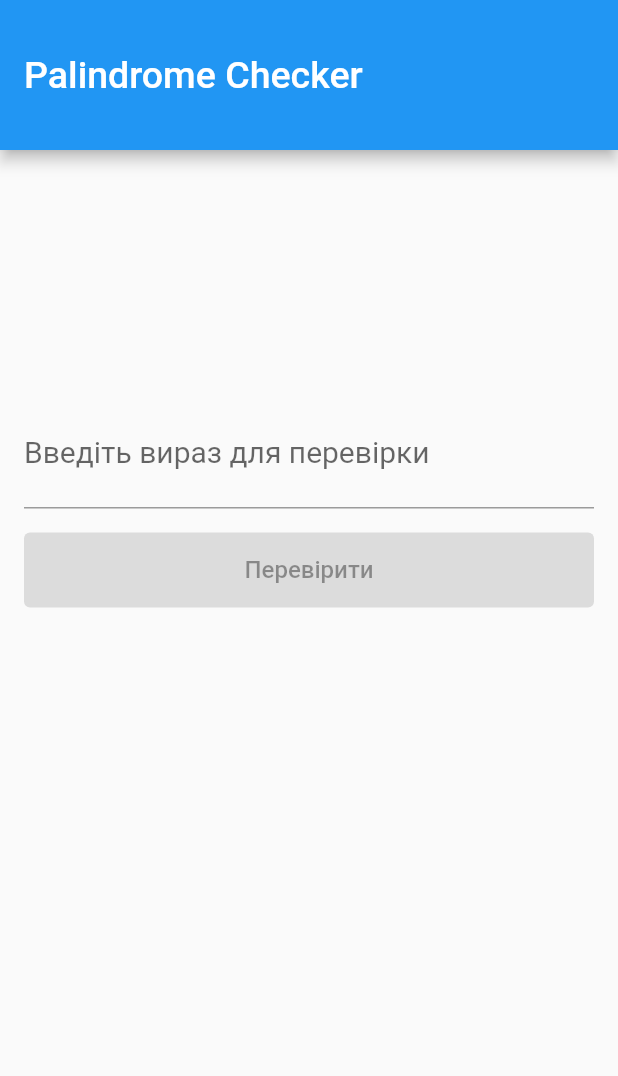
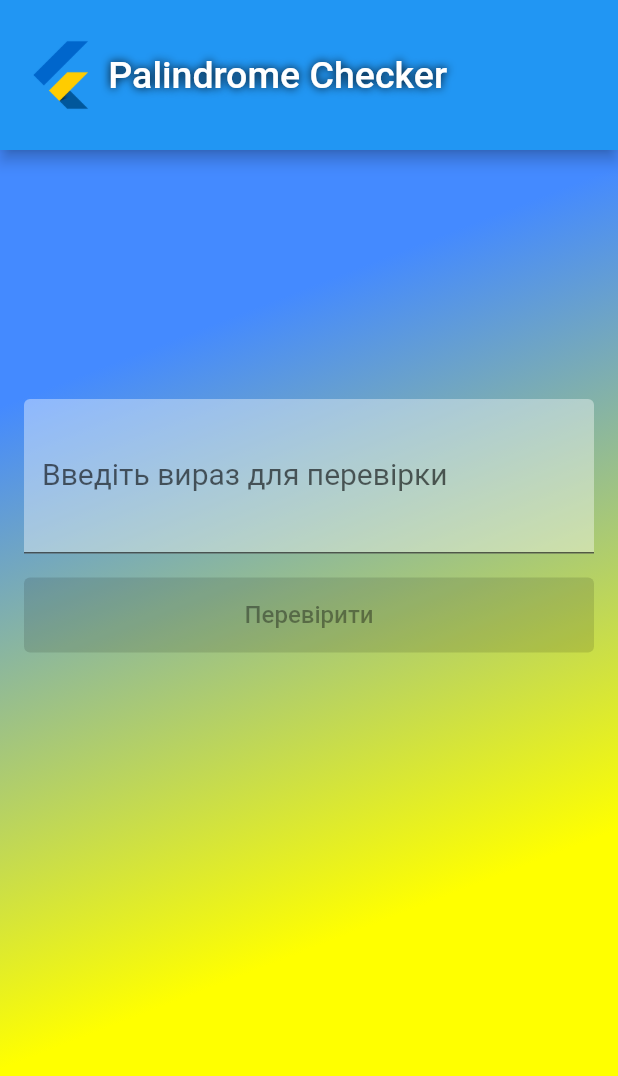
Before and after one commit to AndriyLutsenko/PalindromeChecker, a Flutter app: the screen it shows after launch, on a phone screen of 412 x 824 dp. Shown: the top 1076 px of the screen. Run offline on Flutter 3.47's test engine with Material 2 defaults, Android fonts, the phone set to English and light mode, and no system bars.

Commit message:
decorated UI

```diff
--- a/lib/main.dart
+++ b/lib/main.dart
@@ -47,13 +47,39 @@ class PalindromePageState extends State<PalindromePage> {
 
   @override
   Widget build(BuildContext context) {
-    return Scaffold(
+    return Container(
+      decoration: const BoxDecoration(
+        gradient: LinearGradient(
+            begin: Alignment.centerLeft,
+            end: Alignment.centerRight,
+            transform: GradientRotation(1.2),
+            colors: <Color>[
+              // Colors.blue,
+              Colors.blueAccent,
+              Colors.yellowAccent,
+              // Colors.yellow
+            ]),
+      ),
+      child: Scaffold(
         // resizeToAvoidBottomInset: true,
+        backgroundColor: Colors.transparent,
         appBar: AppBar(
           toolbarHeight: 100,
-        title: const Text(
-          'Palindrome Checker',
-          style: TextStyle(fontSize: 25),
+          title: Row(
+            children: [
+              Image.asset(
+                'assets/logo.png',
+                fit: BoxFit.contain,
+                height: 50,
+              ),
+              const Text(
+                ' Palindrome Checker',
+                style: TextStyle(fontSize: 25, shadows: [
+                  Shadow(
+                      color: Colors.black, offset: Offset.zero, blurRadius: 7)
+                ]),
+              ),
+            ],
           ),
         ),
 
@@ -67,9 +93,9 @@ class PalindromePageState extends State<PalindromePage> {
               children: [
                 const SizedBox(height: 150),
                 TextField(
-                style: TextStyle(fontSize: 20, height: 1.5),
-                minLines: 1,
-                maxLines: 10,
+                  style: const TextStyle(fontSize: 20, height: 1.5),
+                  minLines: 2,
+                  maxLines: 15,
                   onChanged: (text) {
                     setState(() {
                       inputText = text;
@@ -78,7 +104,8 @@ class PalindromePageState extends State<PalindromePage> {
                   },
                   decoration: const InputDecoration(
                       labelText: 'Введіть вираз для перевірки',
-                ),
+                      filled: true,
+                      fillColor: Color.fromARGB(100, 255, 255, 255)),
                 ),
                 const SizedBox(height: 16.0),
                 Tooltip(
@@ -100,8 +127,8 @@ class PalindromePageState extends State<PalindromePage> {
 
                   child: ElevatedButton(
                     onPressed: inputText.isNotEmpty ? checkPalindrome : null,
-                  style:
-                      ElevatedButton.styleFrom(minimumSize: const Size(10, 50)),
+                    style: ElevatedButton.styleFrom(
+                        minimumSize: const Size(10, 50)),
                     child: const Text(
                       'Перевірити',
                       style: TextStyle(fontSize: 16),
@@ -110,7 +137,8 @@ class PalindromePageState extends State<PalindromePage> {
                 ),
                 const SizedBox(height: 16.0),
                 Text(result,
-                  style: const TextStyle(fontSize: 23.0),
+                    style: const TextStyle(
+                        fontSize: 23.0, fontWeight: FontWeight.bold),
                     textAlign: TextAlign.center),
                 // const SizedBox(height: 16.0),
                 // SizedBox(
@@ -136,6 +164,7 @@ class PalindromePageState extends State<PalindromePage> {
             ),
           ),
         ),
+      ),
     );
   }
 }
--- a/pubspec.yaml
+++ b/pubspec.yaml
@@ -59,8 +59,8 @@ flutter:
   uses-material-design: true
 
   # To add assets to your application, add an assets section, like this:
-  # assets:
-  #   - images/a_dot_burr.jpeg
+  assets:
+    - assets/logo.png
   #   - images/a_dot_ham.jpeg
 
   # An image asset can refer to one or more resolution-specific "variants", see
```
Also changed, not shown: assets/logo.png (added). Lines whose indentation alone changed are shown as unchanged.
